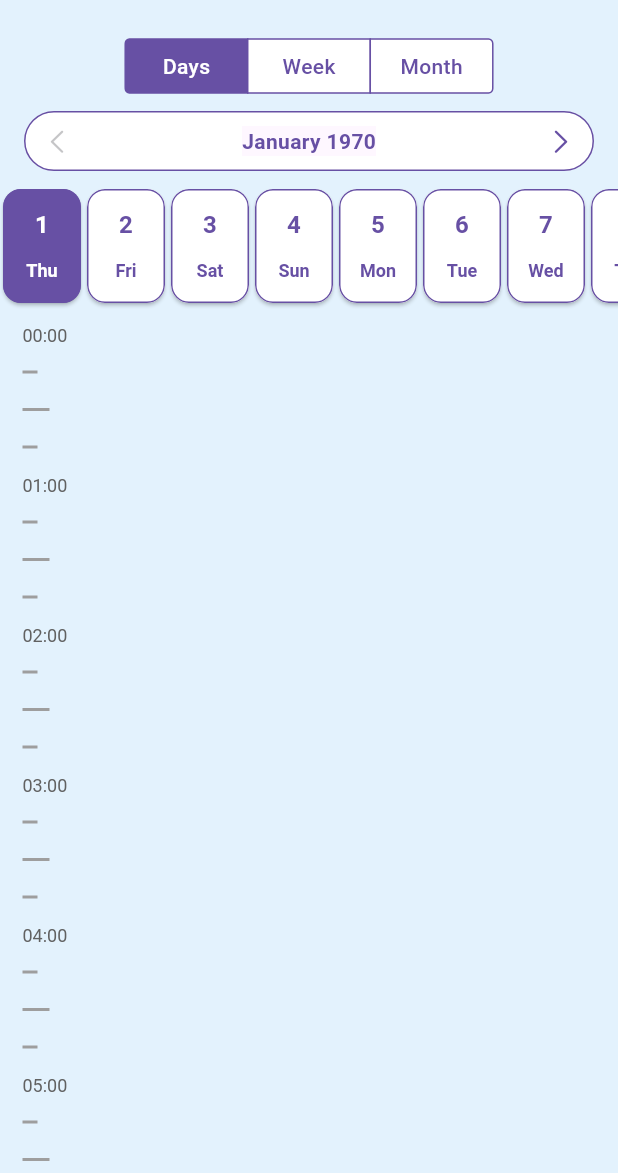
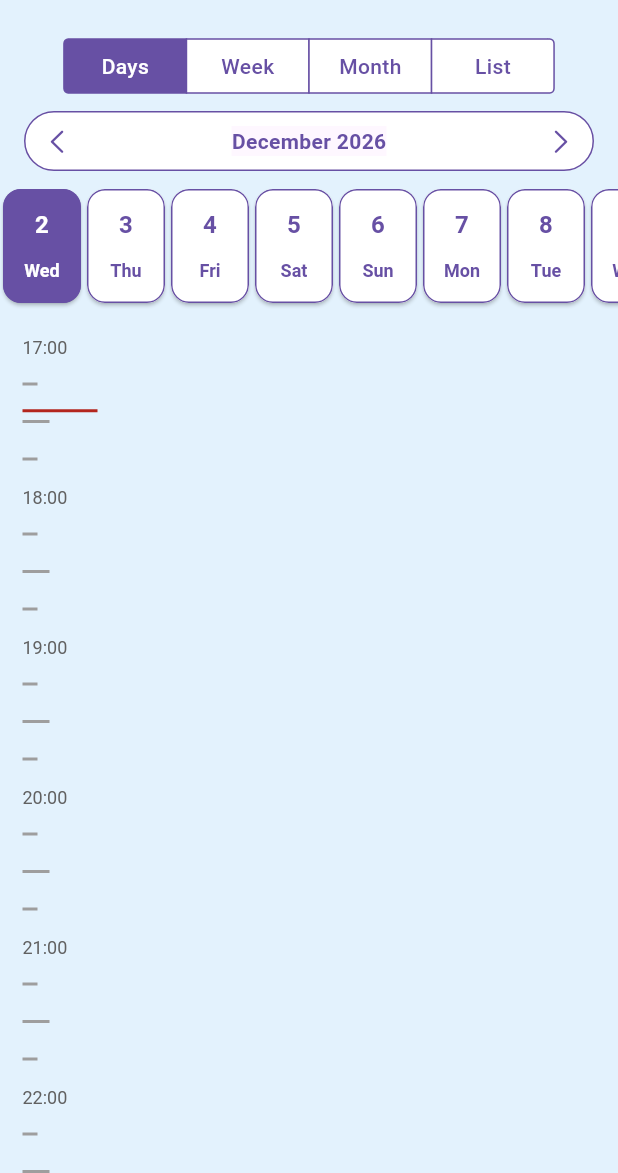
Before and after one commit to Radency/flutter_customizable_calendar, a Flutter app: the screen it shows after launch, after a tap on "Days", on a phone screen of 412 x 824 dp, the part 63-1236 px from its top. Run offline on Flutter 3.47's test engine with Material 3 defaults, Android fonts, the phone set to English and light mode, and no system bars; our stand-ins replace clock, equatable, flutter_bloc, scrollable_positioned_list.

Commit message:
feature: added ScheduleListView

```diff
--- a/example/lib/main.dart
+++ b/example/lib/main.dart
@@ -5,6 +5,7 @@
 import 'package:flutter/material.dart';
 import 'package:flutter_bloc/flutter_bloc.dart';
 import 'package:flutter_customizable_calendar/flutter_customizable_calendar.dart';
+import 'package:intl/intl.dart';
 import 'package:uuid/uuid.dart';
 
 void main() => runApp(const App());
@@ -38,7 +39,7 @@
         id: 'All-day 1',
         start: today,
         duration: const Duration(days: 2),
-        title: 'Event 1',
+        title: 'Event 1 (all-day) 1 - long title to test the text overflow',
         color: Colors.redAccent.shade200,
       ),
       SimpleAllDayEvent(
@@ -170,6 +171,12 @@
     initialDate: _initialDate,
     endDate: _endDate,
   );
+
+  final _scheduleListViewController = ScheduleListViewController(
+    initialDate: _initialDate,
+    endDate: _endDate,
+  );
+
   late final TabController _tabController;
   late ThemeData _theme;
 
@@ -182,12 +189,14 @@
         0: _daysViewController,
         1: _weekViewController,
         2: _monthViewController,
+        3: _scheduleListViewController,
       };
 
   Map<int, String> get _segmentLabels => {
         0: CalendarView.days.name,
         1: CalendarView.week.name,
         2: CalendarView.month.name,
+        3: "List",
       };
 
   late final ListCubit listCubit;
@@ -195,10 +204,7 @@
   @override
   void initState() {
     super.initState();
-    _tabController = TabController(
-      length: 3,
-      vsync: this,
-    );
+    _tabController = TabController(length: 4, vsync: this, initialIndex: 3);
     listCubit = context.read<ListCubit>();
   }
 
@@ -287,7 +293,77 @@
           _daysView(),
           _weekView(),
           _monthView(),
+          _scheduleListView(),
         ],
+      );
+
+  final dayDateTimeFormatter = DateFormat('hh:mm a');
+
+  Widget _scheduleListView() => ScheduleListView(
+        breaks: listCubit.state.breaks.values.toList(),
+        events: listCubit.state.events.values.cast<T>().toList(),
+        controller: _scheduleListViewController,
+        eventBuilders: {
+          ..._getEventBuilders(),
+          Break: (context, brk) {
+            return Padding(
+              padding: const EdgeInsets.symmetric(vertical: 4),
+              child: Container(
+                margin: const EdgeInsets.symmetric(horizontal: 4),
+                width: double.infinity,
+                decoration: BoxDecoration(
+                  borderRadius: BorderRadius.circular(
+                    4,
+                  ),
+                  color: Colors.black12,
+                ),
+                child: Padding(
+                  padding: const EdgeInsets.all(8.0),
+                  child: Column(
+                    children: [
+                      Text('Break'),
+                      Row(
+                        children: [
+                          Text('${dayDateTimeFormatter.format(brk.start)} - '
+                              '${dayDateTimeFormatter.format(brk.end)}'),
+                        ],
+                      ),
+                    ],
+                  ),
+                ),
+              ),
+            );
+          }
+        },
+        monthPickerTheme: _periodPickerTheme,
+        monthPickerBuilder: (nextMonth, prevMonth, toTime, currentTime) {
+          return Container(
+            width: double.infinity,
+            padding: const EdgeInsets.symmetric(horizontal: 16, vertical: 8),
+            child: Row(
+              mainAxisAlignment: MainAxisAlignment.spaceBetween,
+              children: [
+                IconButton(
+                  onPressed: prevMonth,
+                  icon: const Icon(Icons.arrow_back_ios),
+                ),
+                Text(
+                  currentTime.year != DateTime.now().year
+                      ? DateFormat('MMMM yyyy').format(currentTime)
+                      : DateFormat('MMMM').format(currentTime),
+                  style: _textStyle.copyWith(
+                    fontSize: 16,
+                    fontWeight: FontWeight.w600,
+                  ),
+                ),
+                IconButton(
+                  onPressed: nextMonth,
+                  icon: const Icon(Icons.arrow_forward_ios),
+                ),
+              ],
+            ),
+          );
+        },
       );
 
   Widget _daysView() => Stack(
@@ -347,15 +423,15 @@
   AllDayEventsTheme _getAllDayEventsTheme() {
     return AllDayEventsTheme(
       listMaxRowsVisible: 3,
-      eventMargin: const EdgeInsets.all(2),
-      eventPadding: const EdgeInsets.all(2),
+      eventMargin: const EdgeInsets.all(4),
+      eventPadding: const EdgeInsets.symmetric(horizontal: 4),
       borderRadius: 8,
-      containerPadding: const EdgeInsets.symmetric(horizontal: 32, vertical: 4),
+      containerPadding: const EdgeInsets.symmetric(horizontal: 4, vertical: 8),
       eventHeight: 32,
+      elevation: 2,
       textStyle: TextStyle(
-        fontSize: 18,
-        fontWeight: FontWeight.w600,
-        color: _theme.secondaryHeaderColor,
+        fontSize: 14,
+        fontWeight: FontWeight.w500,
       ),
     );
   }
@@ -431,7 +507,7 @@
       controller: _weekViewController,
       eventBuilders: _getEventBuilders(),
       pageViewPhysics: const BouncingScrollPhysics(),
-      allDayEventsTheme: _getAllDayEventsTheme(),
+      // allDayEventsTheme: _getAllDayEventsTheme(),
       weekPickerTheme: _periodPickerTheme,
       // overrideOnEventLongPress: (details, event) {
       //   // ignore
--- a/example/pubspec.yaml
+++ b/example/pubspec.yaml
@@ -11,6 +11,7 @@
     path: ../
   flutter_bloc: ^8.1.1
   uuid: ^3.0.7
+  intl: ^0.19.0
 
 dev_dependencies:
   flutter_test:
--- a/lib/src/ui/controllers/controllers.dart
+++ b/lib/src/ui/controllers/controllers.dart
@@ -3,4 +3,5 @@
 export 'calendar_controller.dart';
 export 'days_view_controller.dart';
 export 'month_view_controller.dart';
+export 'schedule_list_view_controller.dart';
 export 'week_view_controller.dart';
--- a/lib/src/ui/custom_widgets/events/event_view.dart
+++ b/lib/src/ui/custom_widgets/events/event_view.dart
@@ -5,9 +5,9 @@
 import 'package:flutter_customizable_calendar/src/ui/themes/themes.dart';
 import 'package:flutter_customizable_calendar/src/utils/enums.dart';
 
-/// Wrapper for all [FloatingCalendarEvent] views. It needs to unify
+/// Wrapper for all [CalendarEvent] views. It needs to unify
 /// their main views parameters (like elevation, shape, margin).
-class EventView<T extends FloatingCalendarEvent> extends StatelessWidget {
+class EventView<T extends CalendarEvent> extends StatelessWidget {
   /// Creates a view of given [event].
   const EventView(
     this.event, {
@@ -107,6 +107,8 @@
         return theme.weekTheme;
       case CalendarView.month:
         return theme.monthTheme;
+      case CalendarView.scheduleList:
+        return theme.dayTheme;
     }
   }
 }
--- a/lib/src/ui/custom_widgets/events/simple_all_day_event_view.dart
+++ b/lib/src/ui/custom_widgets/events/simple_all_day_event_view.dart
@@ -39,6 +39,8 @@
         return max(1, difference.inHours * 4);
       case CalendarView.month:
         return 1;
+      case CalendarView.scheduleList:
+        return null;
     }
   }
 }
--- /dev/null
+++ b/lib/src/ui/views/schedule_list_view/schedule_list_view.dart
@@ -0,0 +1,295 @@
+import 'package:collection/collection.dart';
+import 'package:flutter/material.dart';
+import 'package:flutter_bloc/flutter_bloc.dart';
+import 'package:flutter_customizable_calendar/flutter_customizable_calendar.dart';
+import 'package:flutter_customizable_calendar/src/ui/themes/schedule_list_view_theme.dart';
+import 'package:intl/intl.dart';
+import 'package:scrollable_positioned_list/scrollable_positioned_list.dart';
+
+/// A specific controller which controls the ScheduleListView state.
+class ScheduleListView<T extends CalendarEvent> extends StatefulWidget {
+  /// Creates ScheduleListView controller instance.
+  const ScheduleListView({
+    required this.breaks,
+    required this.events,
+    required this.controller,
+    this.eventBuilders = const {},
+    this.theme = const ScheduleListViewTheme(),
+    this.monthPickerTheme = const DisplayedPeriodPickerTheme(),
+    this.onEventTap,
+    this.monthPickerBuilder,
+    super.key,
+  });
+
+  /// Theme which allows to customize schedule list view
+  /// If you want to customize the default schedule list view, you need to
+  /// specify this theme.
+  final ScheduleListViewTheme theme;
+
+  /// The theme for the month picker.
+  /// If you want to customize the default month picker, you need to
+  /// specify this theme.
+  /// It works only if you don't specify [monthPickerBuilder].
+  final DisplayedPeriodPickerTheme monthPickerTheme;
+
+  /// The controller that controls the state of the ScheduleListView.
+  /// You can use [ScheduleListViewController] or create your own controller
+  /// extending [ScheduleListViewController].
+  final ScheduleListViewController controller;
+
+  /// The list of breaks. By default [ScheduleListView] doesn't render breaks.
+  /// If you want to render breaks, you need to specify [Break] builder in
+  /// [eventBuilders] map.
+  final List<Break> breaks;
+
+  /// The list of events which will be rendered in the schedule list view.
+  /// If you want to render custom events, you need to specify [T] builder in
+  /// [eventBuilders] map.
+  final List<T> events;
+
+  /// The callback which is called when an event is tapped.
+  final void Function(CalendarEvent event)? onEventTap;
+
+  /// Event builders
+  /// Allows to specify custom builders for events
+  final Map<Type, EventBuilder> eventBuilders;
+
+  /// The builder for the month picker.
+  /// If you want to use your own month picker, you need
+  /// to specify this builder.
+  final Widget Function(
+    void Function() nextMonth,
+    void Function() prevMonth,
+    void Function(DateTime time) toTime,
+    DateTime currentTime,
+  )? monthPickerBuilder;
+
+  @override
+  State<ScheduleListView<T>> createState() => _ScheduleListViewState<T>();
+}
+
+class _ScheduleListViewState<T extends CalendarEvent>
+    extends State<ScheduleListView<T>> {
+  final weekDayFormatter = DateFormat('EE');
+  final monthDayFormatter = DateFormat('d');
+
+  late final ItemScrollController _scrollController;
+  late final ItemPositionsListener _itemPositionsListener;
+
+  ScheduleListViewTheme get theme => widget.theme;
+
+  @override
+  void initState() {
+    super.initState();
+    _scrollController = ItemScrollController();
+    _itemPositionsListener = ItemPositionsListener.create();
+    _itemPositionsListener.itemPositions.addListener(() {
+      widget.controller.setDisplayedDateByGroupIndex(
+        _itemPositionsListener.itemPositions.value
+                .sorted(
+                  (a, b) => a.itemLeadingEdge.compareTo(b.itemLeadingEdge),
+                )
+                .firstOrNull
+                ?.index ??
+            0,
+      );
+    });
+
+    WidgetsBinding.instance.addPostFrameCallback((timeStamp) {
+      _scrollToCurrentPosition(animate: false);
+    });
+  }
+
+  @override
+  Widget build(BuildContext context) {
+    final grouped = {
+      ...widget.controller.grouped,
+      ...groupBy(
+        [...widget.breaks, ...widget.events].sortedBy((e) => e.start),
+        (e) => DateTime(e.start.year, e.start.month, e.start.day),
+      ),
+    };
+
+    return BlocListener<ScheduleListViewController,
+        ScheduleListViewControllerState>(
+      bloc: widget.controller,
+      listener: (context, state) {
+        if (state is ScheduleListViewControllerCurrentDateIsSet &&
+            state.animeList) {
+          _scrollToCurrentPosition();
+        }
+      },
+      child: Column(
+        mainAxisAlignment: MainAxisAlignment.center,
+        children: [
+          ...[
+            const SizedBox(
+              height: 8,
+            ),
+            BlocBuilder<ScheduleListViewController,
+                ScheduleListViewControllerState>(
+              bloc: widget.controller,
+              buildWhen: (previous, current) =>
+                  current is ScheduleListViewControllerCurrentDateIsSet &&
+                  previous.displayedDate.month != current.displayedDate.month &&
+                  current.animePicker,
+              builder: (context, state) {
+                if (widget.monthPickerBuilder != null) {
+                  return widget.monthPickerBuilder!(
+                    widget.controller.next,
+                    widget.controller.prev,
+                    widget.controller.setDisplayedDate,
+                    state.displayedDate,
+                  );
+                }
+                return DisplayedPeriodPicker(
+                  period: DisplayedPeriod(state.displayedDate),
+                  theme: widget.monthPickerTheme,
+                  reverseAnimation: state.reverseAnimation,
+                  onLeftButtonPressed: DateUtils.isSameMonth(
+                    state.displayedDate,
+                    widget.controller.initialDate,
+                  )
+                      ? null
+                      : widget.controller.prev,
+                  onRightButtonPressed: DateUtils.isSameMonth(
+                    state.displayedDate,
+                    widget.controller.endDate,
+                  )
+                      ? null
+                      : widget.controller.next,
+                );
+              },
+            ),
+          ],
+          Expanded(
+            child: Container(
+              margin: theme.margin,
+              padding: theme.padding,
+              child: ScrollablePositionedList.builder(
+                itemScrollController: _scrollController,
+                itemPositionsListener: _itemPositionsListener,
+                itemCount: grouped.length + 1,
+                itemBuilder: (context, i) {
+                  return _itemBuilder(i, grouped);
+                },
+              ),
+            ),
+          ),
+        ],
+      ),
+    );
+  }
+
+  Widget _itemBuilder(int i, Map<DateTime, List<CalendarEvent>> grouped) {
+    if (i < 0) {
+      return const SizedBox();
+    }
+
+    if (i == 0) {
+      return SizedBox(height: theme.firstElementMarginTop);
+    }
+
+    final index = i - 1;
+
+    final group = grouped.entries.elementAt(index);
+
+    final date = group.key;
+    final events = group.value;
+
+    return Container(
+      width: double.infinity,
+      padding: theme.dayPadding,
+      child: Row(
+        crossAxisAlignment: CrossAxisAlignment.start,
+        children: [
+          _buildGroupDateWidget(date),
+          _buildGroup(events),
+        ],
+      ),
+    );
+  }
+
+  Expanded _buildGroup(List<CalendarEvent> events) {
+    return Expanded(
+      child: Column(
+        crossAxisAlignment: CrossAxisAlignment.start,
+        children: List.generate(events.length, (index) {
+          final event = events[index];
+          if (event is Break) {
+            return _buildBreak(event);
+          } else if (event is FloatingCalendarEvent) {
+            return _buildEvent(event);
+          }
+
+          return const SizedBox();
+        }),
+      ),
+    );
+  }
+
+  SizedBox _buildEvent(FloatingCalendarEvent event) {
+    return SizedBox(
+      width: double.infinity,
+      child: Padding(
+        padding: theme.eventPadding,
+        child: EventView(
+          eventBuilders: widget.eventBuilders,
+          event,
+          viewType: CalendarView.scheduleList,
+          onTap: () {
+            widget.onEventTap?.call(event);
+          },
+        ),
+      ),
+    );
+  }
+
+  void _scrollToCurrentPosition({bool animate = true}) {
+    if (animate) {
+      _scrollController.scrollTo(
+        index: widget.controller.animateToGroupIndex,
+        duration: const Duration(milliseconds: 300),
+        curve: Curves.ease,
+      );
+    } else {
+      _scrollController.jumpTo(
+        index: widget.controller.animateToGroupIndex,
+      );
+    }
+  }
+
+  Widget _buildBreak(Break brk) {
+    final builder = widget.eventBuilders[brk.runtimeType];
+    if (builder != null) {
+      return builder(context, brk);
+    }
+    return const SizedBox();
+  }
+
+  Widget _buildGroupDateWidget(DateTime date) {
+    return Container(
+      width: 64,
+      decoration: BoxDecoration(
+        color: theme.dateBackgroundColor,
+        shape: BoxShape.circle,
+      ),
+      child: Padding(
+        padding: theme.dateMargin,
+        child: Column(
+          mainAxisAlignment: MainAxisAlignment.center,
+          children: [
+            Text(
+              weekDayFormatter.format(date),
+              style: theme.weekDayTextStyle,
+            ),
+            Text(
+              monthDayFormatter.format(date),
+              style: theme.monthDayTextStyle,
+            ),
+          ],
+        ),
+      ),
+    );
+  }
+}
--- a/lib/src/ui/views/views.dart
+++ b/lib/src/ui/views/views.dart
@@ -2,4 +2,5 @@
 
 export 'days_view.dart';
 export 'month_view.dart';
+export 'schedule_list_view/schedule_list_view.dart';
 export 'week_view/week_view.dart';
--- a/lib/src/utils/enums.dart
+++ b/lib/src/utils/enums.dart
@@ -8,4 +8,7 @@
 
   /// Is MonthView
   month,
+
+  /// Is ScheduleListView
+  scheduleList
 }
--- a/pubspec.yaml
+++ b/pubspec.yaml
@@ -17,6 +17,7 @@
   flutter_bloc: ^8.1.3
   intl: ^0.19.0
   collection: ^1.18.0
+  scrollable_positioned_list: ^0.3.8
 
 dev_dependencies:
   flutter_test:
```
Also changed, not shown: example/lib/events_list_page.dart (+14 -12 lines), lib/src/ui/controllers/schedule_list_view_controller.dart (added, +157 -0 lines), lib/src/ui/controllers/schedule_list_view_controller_state.dart (added, +46 -0 lines), lib/src/ui/custom_widgets/events/simple_event_view.dart (+7 -0 lines), lib/src/ui/themes/schedule_list_view_theme.dart (added, +53 -0 lines), example/pubspec.lock.
